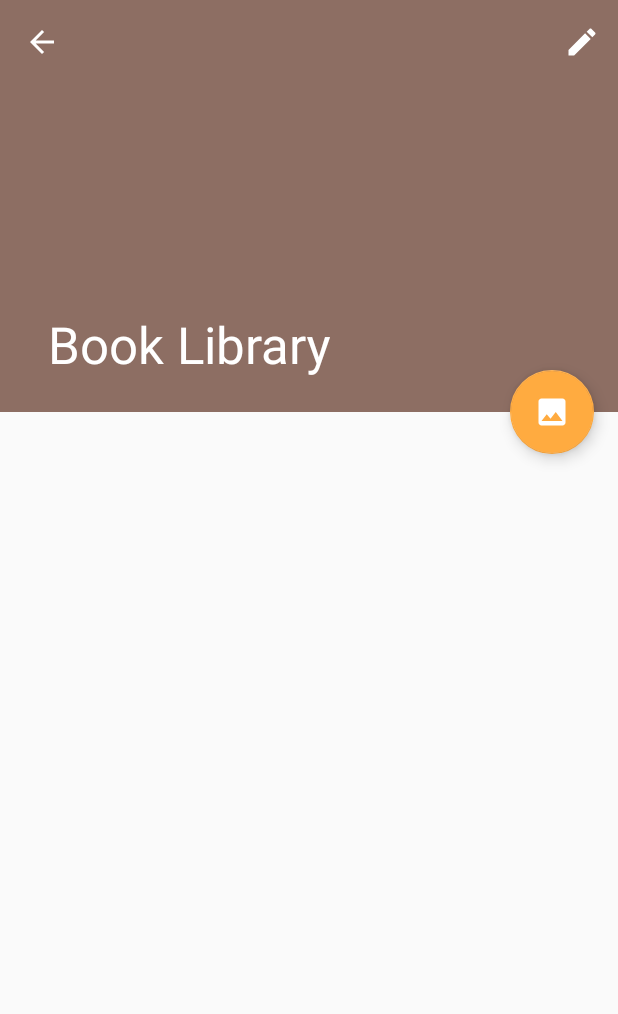
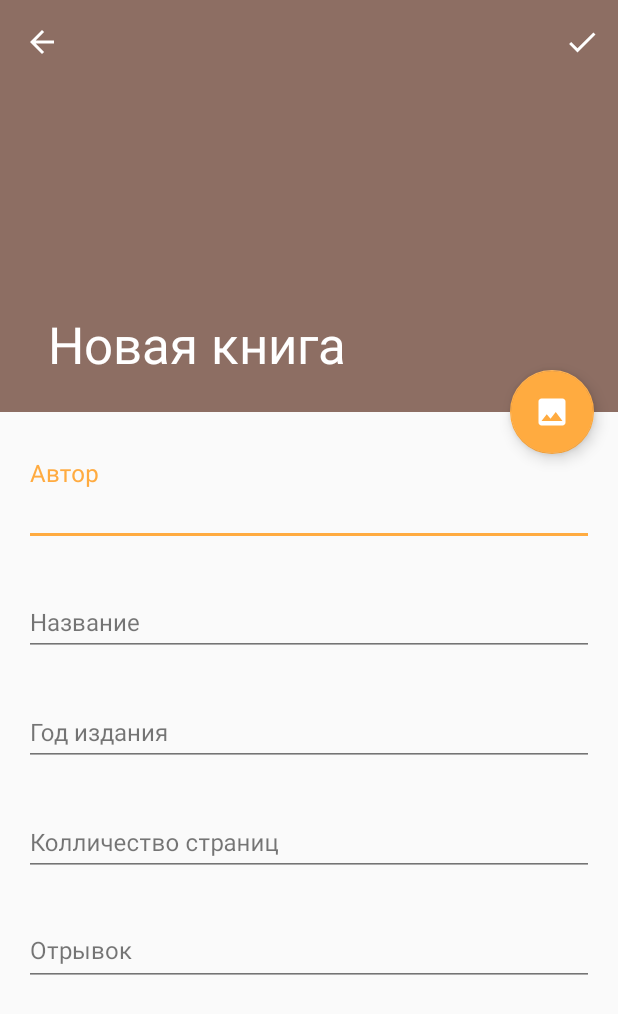
Before and after one commit to m4xp1/BookLibrary, an Android app: the screen it shows after launch (BookDetailsActivity before the commit, BookEditActivity after it), after a tap on an icon or button, on a phone screen of 412 x 824 dp. Shown: the top 1014 px of the screen. Run offline under Robolectric (Android 15) with nearby library versions, the phone set to English and light mode, and no system bars; our stand-ins replace ButterKnife; pictures from the network do not load.

Commit message:
Added BookEditActivity

```diff
--- /dev/null
+++ b/app/src/main/java/one/xcorp/booklibrary/ui/screen/book/BookEditActivity.java
@@ -0,0 +1,229 @@
+package one.xcorp.booklibrary.ui.screen.book;
+
+import android.content.Context;
+import android.content.Intent;
+import android.os.Bundle;
+import android.support.annotation.NonNull;
+import android.support.design.widget.TextInputLayout;
+import android.view.Menu;
+import android.view.MenuItem;
+import android.widget.ImageView;
+
+import com.bumptech.glide.Glide;
+
+import butterknife.BindView;
+import butterknife.OnClick;
+import butterknife.OnTextChanged;
+import one.xcorp.booklibrary.R;
+import one.xcorp.booklibrary.core.data.IDataProvider;
+import one.xcorp.booklibrary.core.data.book.Book;
+import one.xcorp.booklibrary.core.data.book.BookProviderFactory;
+import one.xcorp.booklibrary.ui.dialog.InputDialog;
+import one.xcorp.booklibrary.ui.screen.Activity;
+
+public class BookEditActivity extends Activity {
+
+    public static final String EXTRA_BOOK = "book";
+
+    public static Intent launch(@NonNull Context context) {
+        return new Intent(context, BookEditActivity.class);
+    }
+
+    public static Intent launch(@NonNull Context context, @NonNull Book book) {
+        Intent intent = new Intent(context, BookEditActivity.class);
+        intent.putExtra(EXTRA_BOOK, book);
+
+        return intent;
+    }
+
+    @BindView(R.id.illustration)
+    ImageView illustration;
+    @BindView(R.id.author)
+    TextInputLayout author;
+    @BindView(R.id.name)
+    TextInputLayout name;
+    @BindView(R.id.year)
+    TextInputLayout year;
+    @BindView(R.id.pages)
+    TextInputLayout pages;
+    @BindView(R.id.excerpt)
+    TextInputLayout excerpt;
+
+    private String illustrationValue;
+    private String authorValue;
+    private String nameValue;
+    private Integer yearValue;
+    private Integer pagesValue;
+    private String excerptValue;
+
+    private IDataProvider<Book> provider;
+    private Book book;
+
+    @Override
+    protected void onCreate(Bundle savedInstanceState) {
+        super.onCreate(savedInstanceState);
+        setContentView(R.layout.activity_book_edit);
+
+        setTitle(R.string.title_adding);
+        //noinspection ConstantConditions
+        getSupportActionBar().setDisplayHomeAsUpEnabled(true);
+        setAppBarScrolled(false);
+
+        provider = BookProviderFactory.getDefault();
+
+        book = (Book) getIntent().getSerializableExtra(EXTRA_BOOK);
+        if (book != null) {
+            setTitle(R.string.title_editing);
+            setInitValues();
+        }
+
+        bindDialogListeners();
+    }
+
+    private void bindDialogListeners() {
+        InputDialog inputDialog = (InputDialog)
+                getSupportFragmentManager().findFragmentByTag(InputDialog.class.getName());
+        if (inputDialog != null) {
+            inputDialog.setPositiveListener(this::loadImage);
+        }
+    }
+
+    @Override
+    public boolean onCreateOptionsMenu(Menu menu) {
+        super.onCreateOptionsMenu(menu);
+        getMenuInflater().inflate(R.menu.menu_book_edit, menu);
+        return true;
+    }
+
+    @Override
+    public boolean onOptionsItemSelected(MenuItem item) {
+        switch (item.getItemId()) {
+            case android.R.id.home:
+                finish();
+                return true;
+            case R.id.action_done:
+                onDoneClick();
+                return true;
+        }
+        return super.onOptionsItemSelected(item);
+    }
+
+    @SuppressWarnings("ConstantConditions")
+    private void setInitValues() {
+        if (book.getIllustration() != null) {
+            loadImage(book.getIllustration());
+        }
+        author.getEditText().setText(book.getAuthor());
+        name.getEditText().setText(book.getName());
+        year.getEditText().setText(String.valueOf(book.getYear()));
+        pages.getEditText().setText(String.valueOf(book.getPages()));
+        excerpt.getEditText().setText(book.getExcerpt());
+    }
+
+    private void loadImage(@NonNull String url) {
+        Glide.with(illustration.getContext())
+                .load(url)
+                .into(illustration);
+        illustration.setContentDescription(url);
+    }
+
+    @OnClick(R.id.btn_illustration)
+    public void onChangeIllustration() {
+        InputDialog dialog = InputDialog.newInstance(
+                getString(R.string.dialog_choose_illustration_title),
+                getString(R.string.dialog_choose_illustration_message),
+                illustration.getContentDescription().toString());
+        dialog.setPositiveListener(this::loadImage);
+        dialog.show(getSupportFragmentManager(), InputDialog.class.getName());
+    }
+
+    @OnTextChanged({R.id.authorEdt, R.id.nameEdt, R.id.yearEdt, R.id.pagesEdt})
+    public void onTextChanged() {
+        //noinspection ConstantConditions
+        hideErrorTextInput(author.getEditText().isFocused() ? author :
+                name.getEditText().isFocused() ? name :
+                        year.getEditText().isFocused() ? year : pages);
+    }
+
+    @SuppressWarnings("ConstantConditions")
+    private void onDoneClick() {
+        if (!validate()) {
+            return;
+        }
+
+        if (book == null) {
+            book = new Book(authorValue, nameValue, yearValue, pagesValue)
+                    .setIllustration(illustrationValue)
+                    .setExcerpt(excerptValue);
+
+            provider.add(book);
+        } else {
+            book.setIllustration(illustrationValue);
+            book.setAuthor(authorValue);
+            book.setName(nameValue);
+            book.setYear(yearValue);
+            book.setPages(pagesValue);
+            book.setExcerpt(excerptValue);
+
+            provider.update(book);
+        }
+
+        finish();
+    }
+
+    @SuppressWarnings("ConstantConditions")
+    private boolean validate() {
+        boolean isValid = true;
+
+        illustrationValue = validString(
+                illustration.getContentDescription().toString(), null);
+
+        authorValue = author.getEditText().getText().toString();
+        if (authorValue.isEmpty()) {
+            showErrorTextInput(author, R.string.empty_value);
+            isValid = false;
+        }
+        nameValue = name.getEditText().getText().toString();
+        if (nameValue.isEmpty()) {
+            showErrorTextInput(name, R.string.empty_value);
+            isValid = false;
+        }
+        yearValue = castToInt(year.getEditText().getText().toString());
+        if (yearValue == null) {
+            showErrorTextInput(year, R.string.empty_value);
+            isValid = false;
+        }
+        pagesValue = castToInt(pages.getEditText().getText().toString());
+        if (pagesValue == null) {
+            showErrorTextInput(pages, R.string.empty_value);
+            isValid = false;
+        }
+
+        excerptValue = validString(excerpt.getEditText().getText().toString(), null);
+
+        return isValid;
+    }
+
+    private void showErrorTextInput(TextInputLayout textInput, int resId) {
+        textInput.setErrorEnabled(true);
+        textInput.setError(getString(resId));
+    }
+
+    private void hideErrorTextInput(TextInputLayout textInput) {
+        textInput.setErrorEnabled(false);
+        textInput.setError("");
+    }
+
+    @SuppressWarnings("SameParameterValue")
+    private String validString(String value, String defaultValue) {
+        return value == null || value.isEmpty() ? defaultValue : value;
+    }
+
+    private Integer castToInt(String value) {
+        try {
+            return Integer.valueOf(value);
+        } catch (NumberFormatException e) {
+            return null;
+        }
+    }
+}
--- a/app/src/main/java/one/xcorp/booklibrary/ui/screen/main/MainActivity.java
+++ b/app/src/main/java/one/xcorp/booklibrary/ui/screen/main/MainActivity.java
@@ -1,6 +1,5 @@
 package one.xcorp.booklibrary.ui.screen.main;
 
-import android.content.Intent;
 import android.os.Bundle;
 import android.support.annotation.Nullable;
 import android.support.design.widget.CoordinatorLayout;
@@ -19,9 +18,9 @@ import butterknife.OnClick;
 import one.xcorp.booklibrary.R;
 import one.xcorp.booklibrary.core.data.IDataProvider;
 import one.xcorp.booklibrary.core.data.book.Book;
-import one.xcorp.booklibrary.core.data.book.BookMemoryProvider;
+import one.xcorp.booklibrary.core.data.book.BookProviderFactory;
 import one.xcorp.booklibrary.ui.screen.Activity;
-import one.xcorp.booklibrary.ui.screen.book.BookDetailsActivity;
+import one.xcorp.booklibrary.ui.screen.book.BookEditActivity;
 import one.xcorp.booklibrary.ui.widget.RecyclerTouchHelper;
 
 public class MainActivity extends Activity {
@@ -39,7 +38,7 @@ public class MainActivity extends Activity {
         super.onCreate(savedInstanceState);
         setContentView(R.layout.activity_main);
 
-        provider = new BookMemoryProvider();
+        provider = BookProviderFactory.getDefault();
 
         configureRecycler();
     }
@@ -59,7 +58,7 @@ public class MainActivity extends Activity {
 
     @OnClick(R.id.fab)
     public void onAddClick(View view) {
-        startActivity(new Intent(this, BookDetailsActivity.class));
+        startActivity(BookEditActivity.launch(this));
     }
 
     private final RecyclerTouchHelper callbackTouchHelper =
--- /dev/null
+++ b/app/src/main/res/drawable/ic_done.xml
@@ -0,0 +1,9 @@
+<vector xmlns:android="http://schemas.android.com/apk/res/android"
+        android:width="24dp"
+        android:height="24dp"
+        android:viewportHeight="24.0"
+        android:viewportWidth="24.0">
+    <path
+        android:fillColor="#FFFFFFFF"
+        android:pathData="M9,16.2L4.8,12l-1.4,1.4L9,19 21,7l-1.4,-1.4L9,16.2z"/>
+</vector>
--- /dev/null
+++ b/app/src/main/res/layout/activity_book_edit.xml
@@ -0,0 +1,65 @@
+<?xml version="1.0" encoding="utf-8"?>
+<android.support.design.widget.CoordinatorLayout
+    xmlns:android="http://schemas.android.com/apk/res/android"
+    xmlns:app="http://schemas.android.com/apk/res-auto"
+    xmlns:tools="http://schemas.android.com/tools"
+    android:layout_width="match_parent"
+    android:layout_height="match_parent"
+    android:fitsSystemWindows="true"
+    tools:context="one.xcorp.booklibrary.ui.screen.book.BookEditActivity">
+
+    <android.support.design.widget.AppBarLayout
+        android:id="@+id/app_bar"
+        android:layout_width="match_parent"
+        android:layout_height="wrap_content"
+        android:fitsSystemWindows="true"
+        android:theme="@style/AppTheme.AppBarOverlay">
+
+        <android.support.design.widget.CollapsingToolbarLayout
+            android:id="@+id/toolbar_layout"
+            android:layout_width="match_parent"
+            android:layout_height="wrap_content"
+            android:fitsSystemWindows="true"
+            app:contentScrim="?attr/colorPrimary"
+            app:layout_scrollFlags="scroll|exitUntilCollapsed"
+            app:toolbarId="@+id/toolbar">
+
+            <android.support.constraint.ConstraintLayout
+                android:layout_width="match_parent"
+                android:layout_height="wrap_content">
+
+                <ImageView
+                    android:id="@+id/illustration"
+                    android:layout_width="0dp"
+                    android:layout_height="0dp"
+                    android:contentDescription=""
+                    android:scaleType="centerCrop"
+                    app:layout_constraintDimensionRatio="h,3:2"
+                    app:layout_constraintEnd_toEndOf="parent"
+                    app:layout_constraintStart_toStartOf="parent"
+                    app:layout_constraintTop_toTopOf="parent"
+                    tools:ignore="ContentDescription"/>
+            </android.support.constraint.ConstraintLayout>
+
+            <android.support.v7.widget.Toolbar
+                android:id="@+id/toolbar"
+                android:layout_width="match_parent"
+                android:layout_height="?attr/actionBarSize"
+                app:layout_collapseMode="pin"
+                app:popupTheme="@style/AppTheme.PopupOverlay"/>
+        </android.support.design.widget.CollapsingToolbarLayout>
+    </android.support.design.widget.AppBarLayout>
+
+    <include layout="@layout/content_book_edit"/>
+
+    <android.support.design.widget.FloatingActionButton
+        android:id="@+id/btn_illustration"
+        android:layout_width="wrap_content"
+        android:layout_height="wrap_content"
+        android:layout_margin="@dimen/fab_margin"
+        android:scaleType="center"
+        android:src="@drawable/ic_illustration"
+        app:fabSize="normal"
+        app:layout_anchor="@id/app_bar"
+        app:layout_anchorGravity="bottom|end"/>
+</android.support.design.widget.CoordinatorLayout>
--- /dev/null
+++ b/app/src/main/res/layout/content_book_edit.xml
@@ -0,0 +1,138 @@
+<?xml version="1.0" encoding="utf-8"?>
+<android.support.v4.widget.NestedScrollView
+    xmlns:android="http://schemas.android.com/apk/res/android"
+    xmlns:app="http://schemas.android.com/apk/res-auto"
+    xmlns:tools="http://schemas.android.com/tools"
+    android:layout_width="match_parent"
+    android:layout_height="wrap_content"
+    android:layout_marginTop="@dimen/margin_below_fab"
+    android:paddingBottom="@dimen/padding"
+    android:paddingEnd="@dimen/padding"
+    android:paddingStart="@dimen/padding"
+    app:layout_behavior="@string/appbar_scrolling_view_behavior"
+    tools:context="one.xcorp.booklibrary.ui.screen.book.BookEditActivity"
+    tools:showIn="@layout/activity_book_edit">
+
+    <android.support.constraint.ConstraintLayout
+        android:layout_width="match_parent"
+        android:layout_height="wrap_content">
+
+        <android.support.design.widget.TextInputLayout
+            android:id="@+id/author"
+            android:layout_width="0dp"
+            android:layout_height="wrap_content"
+            android:textColorHint="@color/textSecondary"
+            app:errorTextAppearance="@style/TextInputLayout.Error"
+            app:hintTextAppearance="@style/TextInputLayout"
+            app:layout_constraintEnd_toEndOf="parent"
+            app:layout_constraintStart_toStartOf="parent"
+            app:layout_constraintTop_toTopOf="parent">
+
+            <EditText
+                android:id="@+id/authorEdt"
+                style="@style/PrimaryText"
+                android:layout_width="match_parent"
+                android:layout_height="wrap_content"
+                android:hint="@string/author_label"
+                android:imeOptions="actionNext"
+                android:inputType="textCapSentences"
+                android:maxLines="1"
+                android:nextFocusDown="@+id/name"/>
+        </android.support.design.widget.TextInputLayout>
+
+        <android.support.design.widget.TextInputLayout
+            android:id="@+id/name"
+            android:layout_width="0dp"
+            android:layout_height="wrap_content"
+            android:layout_marginTop="@dimen/margin_lines"
+            android:textColorHint="@color/textSecondary"
+            app:errorTextAppearance="@style/TextInputLayout.Error"
+            app:hintTextAppearance="@style/TextInputLayout"
+            app:layout_constraintEnd_toEndOf="parent"
+            app:layout_constraintStart_toStartOf="parent"
+            app:layout_constraintTop_toBottomOf="@+id/author">
+
+            <EditText
+                android:id="@+id/nameEdt"
+                style="@style/PrimaryText"
+                android:layout_width="match_parent"
+                android:layout_height="wrap_content"
+                android:hint="@string/name_label"
+                android:imeOptions="actionNext"
+                android:inputType="textCapSentences"
+                android:maxLines="1"
+                android:nextFocusDown="@+id/year"/>
+        </android.support.design.widget.TextInputLayout>
+
+        <android.support.design.widget.TextInputLayout
+            android:id="@+id/year"
+            android:layout_width="0dp"
+            android:layout_height="wrap_content"
+            android:layout_marginTop="@dimen/margin_lines"
+            android:textColorHint="@color/textSecondary"
+            app:errorTextAppearance="@style/TextInputLayout.Error"
+            app:hintTextAppearance="@style/TextInputLayout"
+            app:layout_constraintEnd_toEndOf="parent"
+            app:layout_constraintStart_toStartOf="parent"
+            app:layout_constraintTop_toBottomOf="@+id/name">
+
+            <EditText
+                android:id="@+id/yearEdt"
+                style="@style/PrimaryText"
+                android:layout_width="match_parent"
+                android:layout_height="wrap_content"
+                android:hint="@string/year_label"
+                android:imeOptions="actionNext"
+                android:inputType="numberDecimal"
+                android:maxLength="4"
+                android:nextFocusDown="@+id/pages"/>
+        </android.support.design.widget.TextInputLayout>
+
+        <android.support.design.widget.TextInputLayout
+            android:id="@+id/pages"
+            android:layout_width="0dp"
+            android:layout_height="wrap_content"
+            android:layout_marginTop="@dimen/margin_lines"
+            android:textColorHint="@color/textSecondary"
+            app:errorTextAppearance="@style/TextInputLayout.Error"
+            app:hintTextAppearance="@style/TextInputLayout"
+            app:layout_constraintEnd_toEndOf="parent"
+            app:layout_constraintStart_toStartOf="parent"
+            app:layout_constraintTop_toBottomOf="@+id/year">
+
+            <EditText
+                android:id="@+id/pagesEdt"
+                style="@style/PrimaryText"
+                android:layout_width="match_parent"
+                android:layout_height="wrap_content"
+                android:hint="@string/pages_label"
+                android:imeOptions="actionNext"
+                android:inputType="numberDecimal"
+                android:maxLength="4"
+                android:nextFocusDown="@+id/excerpt"/>
+        </android.support.design.widget.TextInputLayout>
+
+        <android.support.design.widget.TextInputLayout
+            android:id="@+id/excerpt"
+            android:layout_width="0dp"
+            android:layout_height="wrap_content"
+            android:layout_marginTop="@dimen/margin_lines"
+            android:textColorHint="@color/textSecondary"
+            app:errorTextAppearance="@style/TextInputLayout.Error"
+            app:hintTextAppearance="@style/TextInputLayout"
+            app:layout_constraintEnd_toEndOf="parent"
+            app:layout_constraintStart_toStartOf="parent"
+            app:layout_constraintTop_toBottomOf="@+id/pages">
+
+            <EditText
+                android:id="@+id/excerptEdt"
+                style="@style/PrimaryText"
+                android:layout_width="match_parent"
+                android:layout_height="wrap_content"
+                android:gravity="top"
+                android:hint="@string/excerpt_label"
+                android:imeOptions="actionDone"
+                android:inputType="textMultiLine"/>
+        </android.support.design.widget.TextInputLayout>
+    </android.support.constraint.ConstraintLayout>
+</android.support.v4.widget.NestedScrollView>
--- a/app/src/main/res/layout/list_book.xml
+++ b/app/src/main/res/layout/list_book.xml
@@ -9,7 +9,7 @@
     <android.support.constraint.ConstraintLayout
         android:layout_width="match_parent"
         android:layout_height="match_parent"
-        android:background="@color/list_delete_background"
+        android:background="@color/listDeleteBackground"
         android:paddingEnd="@dimen/padding"
         android:paddingStart="@dimen/padding">
 
--- /dev/null
+++ b/app/src/main/res/menu/menu_book_edit.xml
@@ -0,0 +1,12 @@
+<menu xmlns:android="http://schemas.android.com/apk/res/android"
+      xmlns:app="http://schemas.android.com/apk/res-auto"
+      xmlns:tools="http://schemas.android.com/tools"
+      tools:context="one.xcorp.booklibrary.ui.screen.book.BookEditActivity">
+
+    <item
+        android:id="@+id/action_done"
+        android:icon="@drawable/ic_done"
+        android:orderInCategory="100"
+        android:title="@string/action_done"
+        app:showAsAction="always"/>
+</menu>
--- a/app/src/main/res/values/colors.xml
+++ b/app/src/main/res/values/colors.xml
@@ -3,7 +3,8 @@
     <color name="colorPrimary">#8d6e63</color>
     <color name="colorPrimaryDark">#5f4339</color>
     <color name="colorAccent">#ffab40</color>
+    <color name="colorError">#ff6054</color>
     <color name="textPrimary">#dd000000</color>
     <color name="textSecondary">#89000000</color>
-    <color name="list_delete_background">#fa5a7b</color>
+    <color name="listDeleteBackground">#fa5a7b</color>
 </resources>
--- a/app/src/main/res/values/dimens.xml
+++ b/app/src/main/res/values/dimens.xml
@@ -1,5 +1,11 @@
 <resources>
     <dimen name="padding">16dp</dimen>
-    <dimen name="padding_drawable">10dp</dimen>
+    <dimen name="padding_drawable">16dp</dimen>
+    <dimen name="margin_lines">16dp</dimen>
     <dimen name="fab_margin">16dp</dimen>
+    <dimen name="margin_below_fab">32dp</dimen>
+
+    <dimen name="primary_text_size">16sp</dimen>
+    <dimen name="secondary_text_size">14sp</dimen>
+    <dimen name="small_text_size">12sp</dimen>
 </resources>
--- a/app/src/main/res/values/strings.xml
+++ b/app/src/main/res/values/strings.xml
@@ -7,4 +7,16 @@
     <string name="book_was_deleted">Книга успешно удалена</string>
 
     <string name="action_edit">Редактировать</string>
+    <string name="action_done">Завершить</string>
+
+    <string name="title_adding">Новая книга</string>
+    <string name="title_editing">Редактирование</string>
+    <string name="dialog_choose_illustration_title">Выбор иллюстрации</string>
+    <string name="dialog_choose_illustration_message">Укажите url адрес изображения</string>
+    <string name="author_label">Автор</string>
+    <string name="name_label">Название</string>
+    <string name="year_label">Год издания</string>
+    <string name="pages_label">Колличество страниц</string>
+    <string name="excerpt_label">Отрывок</string>
+    <string name="empty_value">Значение не может быть пустым</string>
 </resources>
--- a/app/src/main/res/values/styles.xml
+++ b/app/src/main/res/values/styles.xml
@@ -4,6 +4,8 @@
         <item name="colorPrimary">@color/colorPrimary</item>
         <item name="colorPrimaryDark">@color/colorPrimaryDark</item>
         <item name="colorAccent">@color/colorAccent</item>
+        <item name="colorControlActivated">@color/colorAccent</item>
+        <item name="textColorError">@color/colorError</item>
         <item name="android:textColorPrimary">@color/textPrimary</item>
         <item name="android:textColorSecondary">@color/textSecondary</item>
     </style>
@@ -18,7 +20,7 @@
     <style name="AppTheme.PopupOverlay" parent="ThemeOverlay.AppCompat.Light"/>
 
     <style name="PrimaryText" parent="AppTheme">
-        <item name="android:textSize">16sp</item>
+        <item name="android:textSize">@dimen/primary_text_size</item>
         <item name="android:textColor">?android:textColorPrimary</item>
     </style>
 
@@ -27,12 +29,21 @@
     </style>
 
     <style name="SecondaryText" parent="AppTheme">
-        <item name="android:textSize">14sp</item>
+        <item name="android:textSize">@dimen/secondary_text_size</item>
         <item name="android:textColor">?android:textColorSecondary</item>
     </style>
 
     <style name="SecondaryText.Small" parent="AppTheme">
-        <item name="android:textSize">12sp</item>
+        <item name="android:textSize">@dimen/small_text_size</item>
         <item name="android:textColor">?android:textColorSecondary</item>
     </style>
+
+    <style name="TextInputLayout" parent="TextAppearance.AppCompat">
+        <item name="android:textSize">@dimen/primary_text_size</item>
+        <item name="android:textColor">?attr/colorControlActivated</item>
+    </style>
+
+    <style name="TextInputLayout.Error" parent="TextAppearance.AppCompat">
+        <item name="android:textColor">?attr/textColorError</item>
+    </style>
 </resources>
```
Also changed, not shown: app/src/main/AndroidManifest.xml (+8 -0 lines).
